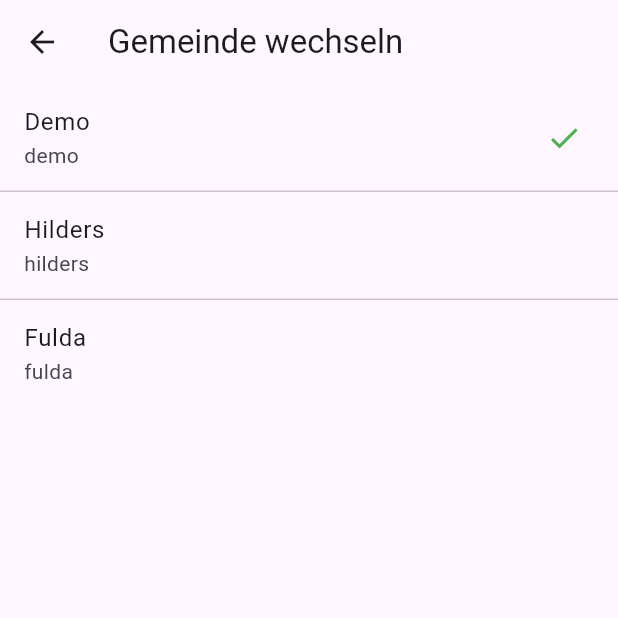
After one commit to nommelnommel-lab/Gemeinde-App, a Flutter app: the TenantSelectionScreen screen opened directly, on a phone screen of 412 x 824 dp, the top half of it. The commit adds this screen. Run offline on Flutter 3.47's test engine with Material 3 defaults, Android fonts, the phone set to English and light mode, and no system bars; our stand-ins replace shared_preferences; accounts and stored records are empty; network calls fail.

Commit message:
Add tenant selection and header support

```diff
--- a/apps/mobile/lib/api/api_client.dart
+++ b/apps/mobile/lib/api/api_client.dart
@@ -3,6 +3,7 @@ import 'package:http/http.dart' as http;
 
 import '../config/app_config.dart';
 import '../shared/auth/admin_key_store.dart';
+import '../shared/tenant/tenant_store.dart';
 
 class ApiException implements Exception {
   final String message;
@@ -18,17 +19,21 @@ class ApiException implements Exception {
 class ApiClient {
   ApiClient({
     required this.baseUrl,
+    required TenantStore tenantStore,
     http.Client? httpClient,
     AdminKeyStore? adminKeyStore,
   })  : _http = httpClient ?? http.Client(),
-        _adminKeyStore = adminKeyStore;
+        _adminKeyStore = adminKeyStore,
+        _tenantStore = tenantStore;
 
   factory ApiClient.platform({
+    required TenantStore tenantStore,
     http.Client? httpClient,
     AdminKeyStore? adminKeyStore,
   }) {
     return ApiClient(
       baseUrl: AppConfig.apiBaseUrl,
+      tenantStore: tenantStore,
       httpClient: httpClient,
       adminKeyStore: adminKeyStore,
     );
@@ -37,6 +42,7 @@ class ApiClient {
   final String baseUrl;
   final http.Client _http;
   final AdminKeyStore? _adminKeyStore;
+  final TenantStore _tenantStore;
 
   Future<Map<String, dynamic>> getJson(String path) async {
     final uri = Uri.parse('$baseUrl$path');
@@ -204,6 +210,10 @@ class ApiClient {
     if (includeJson) {
       headers['Content-Type'] = 'application/json';
     }
+    final tenantId = _tenantStore.tenantIdNotifier.value;
+    if (tenantId.isNotEmpty) {
+      headers['X-Tenant'] = tenantId;
+    }
     final adminKey = _adminKeyStore?.adminKey;
     if (adminKey != null && adminKey.isNotEmpty) {
       headers['x-admin-key'] = adminKey;
--- /dev/null
+++ b/apps/mobile/lib/features/mehr/screens/tenant_selection_screen.dart
@@ -0,0 +1,74 @@
+import 'package:flutter/material.dart';
+
+import '../../../shared/di/app_services_scope.dart';
+import '../../../shared/navigation/app_router.dart';
+import '../../../shared/tenant/tenant_store.dart';
+
+class TenantSelectionScreen extends StatelessWidget {
+  const TenantSelectionScreen({super.key});
+
+  static const List<_TenantOption> _options = [
+    _TenantOption(id: 'demo', name: 'Demo'),
+    _TenantOption(id: 'hilders', name: 'Hilders'),
+    _TenantOption(id: 'fulda', name: 'Fulda'),
+  ];
+
+  static final RegExp _tenantIdPattern = RegExp(r'^[a-z0-9-]{1,40}$');
+
+  @override
+  Widget build(BuildContext context) {
+    final tenantStore = AppServicesScope.of(context).tenantStore;
+    return Scaffold(
+      appBar: AppBar(
+        title: const Text('Gemeinde wechseln'),
+      ),
+      body: ValueListenableBuilder<String>(
+        valueListenable: tenantStore.tenantIdNotifier,
+        builder: (context, currentTenantId, _) {
+          return ListView.separated(
+            itemCount: _options.length,
+            separatorBuilder: (_, __) => const Divider(height: 0),
+            itemBuilder: (context, index) {
+              final option = _options[index];
+              final isSelected = option.id == currentTenantId;
+              return ListTile(
+                title: Text(option.name),
+                subtitle: Text(option.id),
+                trailing:
+                    isSelected ? const Icon(Icons.check, color: Colors.green) : null,
+                onTap: () => _selectTenant(
+                  context,
+                  tenantStore,
+                  option.id,
+                ),
+              );
+            },
+          );
+        },
+      ),
+    );
+  }
+
+  Future<void> _selectTenant(
+    BuildContext context,
+    TenantStore tenantStore,
+    String tenantId,
+  ) async {
+    if (!_tenantIdPattern.hasMatch(tenantId)) {
+      ScaffoldMessenger.of(context).showSnackBar(
+        const SnackBar(content: Text('Ungültige Gemeinde-ID.')),
+      );
+      return;
+    }
+
+    await tenantStore.setTenantId(tenantId);
+    AppRouterScope.of(context).pop();
+  }
+}
+
+class _TenantOption {
+  const _TenantOption({required this.id, required this.name});
+
+  final String id;
+  final String name;
+}
--- a/apps/mobile/lib/main.dart
+++ b/apps/mobile/lib/main.dart
@@ -14,19 +14,32 @@ import 'shared/auth/app_permissions.dart';
 import 'shared/auth/permissions_service.dart';
 import 'shared/di/app_services_scope.dart';
 import 'shared/navigation/app_router.dart';
+import 'shared/tenant/tenant_store.dart';
 import 'shared/theme/app_theme.dart';
 
 Future<void> main() async {
   WidgetsFlutterBinding.ensureInitialized();
   final prefs = await SharedPreferences.getInstance();
+  final tenantStore = TenantStore(prefs);
+  await tenantStore.getTenantId();
   final adminKeyStore = AdminKeyStore(prefs);
-  runApp(GemeindeApp(adminKeyStore: adminKeyStore));
+  runApp(
+    GemeindeApp(
+      adminKeyStore: adminKeyStore,
+      tenantStore: tenantStore,
+    ),
+  );
 }
 
 class GemeindeApp extends StatefulWidget {
-  const GemeindeApp({super.key, required this.adminKeyStore});
+  const GemeindeApp({
+    super.key,
+    required this.adminKeyStore,
+    required this.tenantStore,
+  });
 
   final AdminKeyStore adminKeyStore;
+  final TenantStore tenantStore;
 
   @override
   State<GemeindeApp> createState() => _GemeindeAppState();
@@ -44,6 +57,7 @@ class _GemeindeAppState extends State<GemeindeApp> {
     _router = AppRouter(GlobalKey<NavigatorState>());
     _apiClient = ApiClient(
       baseUrl: AppConfig.apiBaseUrl,
+      tenantStore: widget.tenantStore,
       adminKeyStore: widget.adminKeyStore,
     );
     _services = AppServices(
@@ -54,6 +68,7 @@ class _GemeindeAppState extends State<GemeindeApp> {
       warningsService: WarningsService(_apiClient),
       permissionsService: PermissionsService(_apiClient),
       adminKeyStore: widget.adminKeyStore,
+      tenantStore: widget.tenantStore,
     );
     _loadPermissions();
   }
--- a/apps/mobile/lib/shared/di/app_services_scope.dart
+++ b/apps/mobile/lib/shared/di/app_services_scope.dart
@@ -7,6 +7,7 @@ import '../../features/posts/services/posts_service.dart';
 import '../../features/warnings/services/warnings_service.dart';
 import '../auth/admin_key_store.dart';
 import '../auth/permissions_service.dart';
+import '../tenant/tenant_store.dart';
 
 class AppServices {
   const AppServices({
@@ -17,6 +18,7 @@ class AppServices {
     required this.warningsService,
     required this.permissionsService,
     required this.adminKeyStore,
+    required this.tenantStore,
   });
 
   final EventsService eventsService;
@@ -26,6 +28,7 @@ class AppServices {
   final WarningsService warningsService;
   final PermissionsService permissionsService;
   final AdminKeyStore adminKeyStore;
+  final TenantStore tenantStore;
 }
 
 class AppServicesScope extends InheritedWidget {
--- /dev/null
+++ b/apps/mobile/lib/shared/tenant/tenant_store.dart
@@ -0,0 +1,30 @@
+import 'package:flutter/foundation.dart';
+import 'package:shared_preferences/shared_preferences.dart';
+
+class TenantStore {
+  TenantStore(this._prefs, {String defaultTenantId = 'demo'})
+      : _defaultTenantId = defaultTenantId,
+        tenantIdNotifier = ValueNotifier<String>(defaultTenantId);
+
+  static const _prefsKey = 'tenant_id';
+
+  final SharedPreferences _prefs;
+  final String _defaultTenantId;
+  final ValueNotifier<String> tenantIdNotifier;
+
+  Future<String> getTenantId() async {
+    final stored = _prefs.getString(_prefsKey);
+    final tenantId = stored != null && stored.isNotEmpty
+        ? stored
+        : _defaultTenantId;
+    if (tenantIdNotifier.value != tenantId) {
+      tenantIdNotifier.value = tenantId;
+    }
+    return tenantId;
+  }
+
+  Future<void> setTenantId(String tenantId) async {
+    await _prefs.setString(_prefsKey, tenantId);
+    tenantIdNotifier.value = tenantId;
+  }
+}
```
Also changed, not shown: apps/mobile/lib/features/mehr/screens/mehr_screen.dart (+26 -0 lines).
